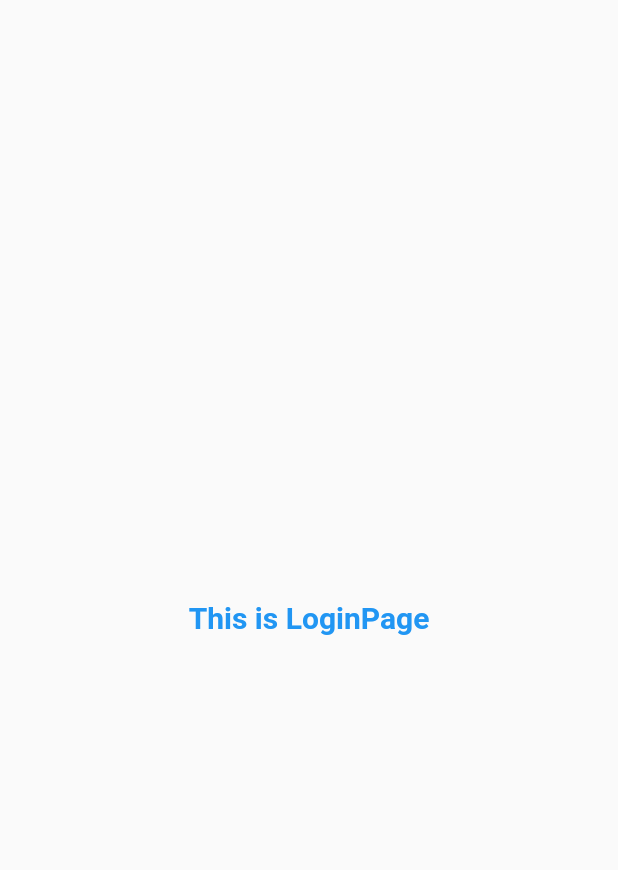
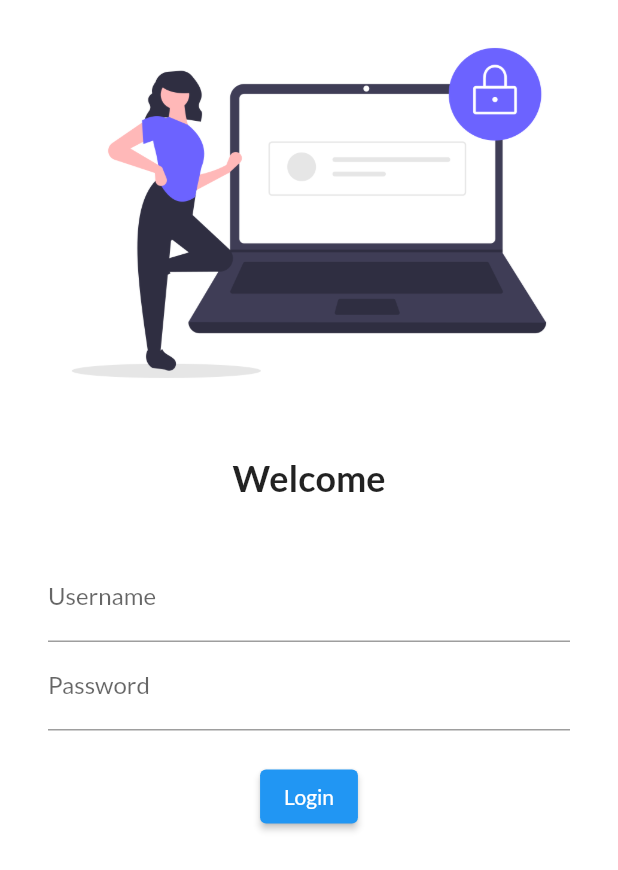
Before and after one commit to sanyasi1310/FlutterLearining, a Flutter app: the screen it shows after launch, on a phone screen of 412 x 824 dp. Shown: the top 870 px of the screen. Run offline on Flutter 3.47's test engine with Material 2 defaults, Android fonts, the phone set to English and light mode, and no system bars; our stand-ins replace google_fonts.

Commit message:
Day4 complete

```diff
--- a/lib/main.dart
+++ b/lib/main.dart
@@ -1,6 +1,7 @@
 import 'package:flutter/material.dart';
 import 'package:flutter_catalog/pages/home_page.dart';
 import 'package:flutter_catalog/pages/login_page.dart';
+import 'package:google_fonts/google_fonts.dart';
 
 void main() {
   runApp(MyApp());
@@ -13,7 +14,10 @@ class MyApp extends StatelessWidget {
   Widget build(BuildContext context) {
     return MaterialApp(
       themeMode: ThemeMode.light,
-      theme: ThemeData(primarySwatch: Colors.orange),
+      theme: ThemeData(
+          primarySwatch: Colors.blue,
+          fontFamily: GoogleFonts.lato().fontFamily,
+          primaryTextTheme: GoogleFonts.latoTextTheme()),
       routes: {
         "/": (context) => LoginPage(),
         "/home": (context) => HomePage(),
--- a/lib/pages/login_page.dart
+++ b/lib/pages/login_page.dart
@@ -6,11 +6,49 @@ class LoginPage extends StatelessWidget {
   @override
   Widget build(BuildContext context) {
     return Material(
-        child: Center(
-            child: Text(
-      'This is LoginPage',
-      style: TextStyle(
-          fontSize: 20, color: Colors.blue, fontWeight: FontWeight.bold),
-    )));
+      color: Colors.white,
+      child: Column(
+        children: [
+          Image.asset(
+            "assets/images/undraw_secure_login_pdn4.png",
+            alignment: Alignment.center,
+            fit: BoxFit.contain,
+          ),
+          SizedBox(
+            height: 20,
+          ),
+          Text("Welcome",
+              style: TextStyle(fontSize: 24, fontWeight: FontWeight.bold)),
+          SizedBox(
+            height: 20,
+          ),
+          Padding(
+            padding:
+                const EdgeInsets.symmetric(vertical: 16.0, horizontal: 32.0),
+            child: Column(
+              children: [
+                TextField(
+                  decoration: InputDecoration(
+                      hintText: "Enter Username", labelText: "Username"),
+                ),
+                TextField(
+                  obscureText: true,
+                  decoration: InputDecoration(
+                      hintText: "Enter Password", labelText: "Password"),
+                ),
+                SizedBox(
+                  height: 20,
+                ),
+                ElevatedButton(
+                  onPressed: () {},
+                  child: Text("Login"),
+                  style: TextButton.styleFrom(foregroundColor: Colors.white),
+                )
+              ],
+            ),
+          )
+        ],
+      ),
+    );
   }
 }
```
Also changed, not shown: pubspec.yaml (+4 -3 lines), assets/images/undraw_secure_login_pdn4.png (added), pubspec.lock, 1 other file.
